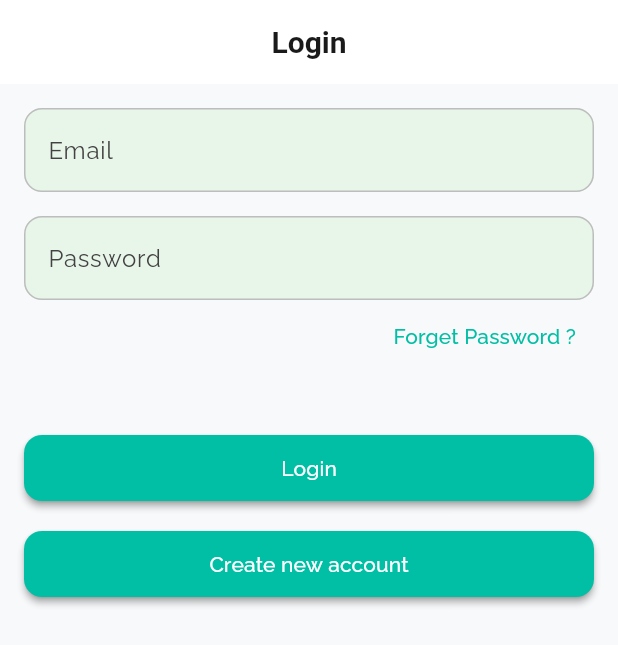
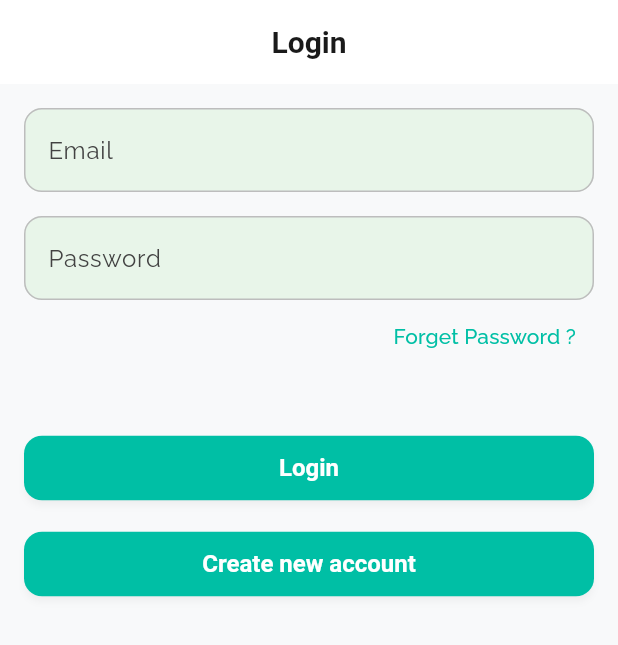
Before and after one commit to sherifashraf1/Flutter-Learning, a Flutter app: the screen it shows after launch, on a phone screen of 412 x 824 dp. Shown: the top 645 px of the screen. Run offline on Flutter 3.47's test engine with Material 3 defaults, Android fonts, the phone set to English and light mode, and no system bars; our stand-ins replace adaptive_theme, cached_network_image, firebase_auth, firebase_core, flutter_dotenv, flutter_riverpod and 1 more; accounts and stored records are empty.

Commit message:
update app theme to configure elevated button style

```diff
--- a/lib/theme/app_theme.dart
+++ b/lib/theme/app_theme.dart
@@ -72,7 +72,13 @@ class AppTheme {
           backgroundColor: AppColors.primaryTeal,
           foregroundColor: AppColors.onError,
           elevation: 2,
+          shadowColor: Colors.black.withOpacity(0.2),
+          surfaceTintColor: Colors.transparent,
           padding: const EdgeInsets.symmetric(horizontal: 24, vertical: 12),
+          textStyle: const TextStyle(
+            fontSize: 16,
+            fontWeight: FontWeight.bold,
+          ),
           shape: RoundedRectangleBorder(
             borderRadius: BorderRadius.circular(12),
           ),
@@ -186,7 +192,13 @@ class AppTheme {
           backgroundColor: AppColors.accentGreen,
           foregroundColor: AppColors.darkBackground,
           elevation: 2,
+          shadowColor: Colors.black.withOpacity(0.2),
+          surfaceTintColor: Colors.transparent,
           padding: const EdgeInsets.symmetric(horizontal: 24, vertical: 12),
+          textStyle: const TextStyle(
+            fontSize: 16,
+            fontWeight: FontWeight.bold,
+          ),
           shape: RoundedRectangleBorder(
             borderRadius: BorderRadius.circular(12),
           ),
```
